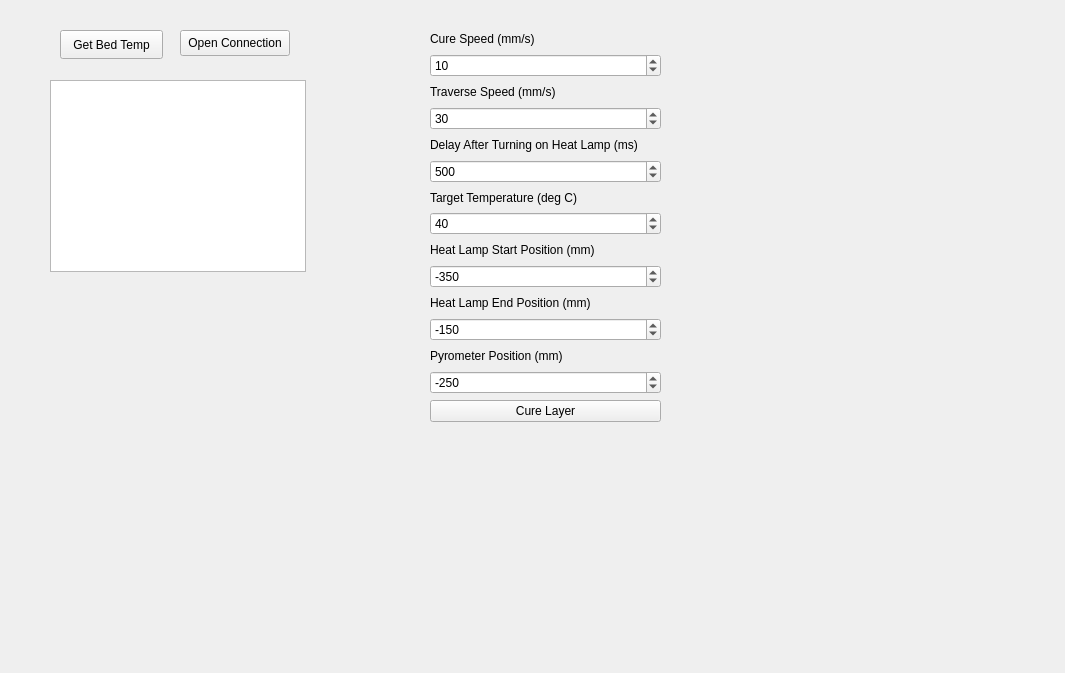
Above: src/ui/heatlampwidget.ui from BYUCreateResearchLab/CREATE_LAB_Binder_Jet_Printer before the change. Below: the same form after it.
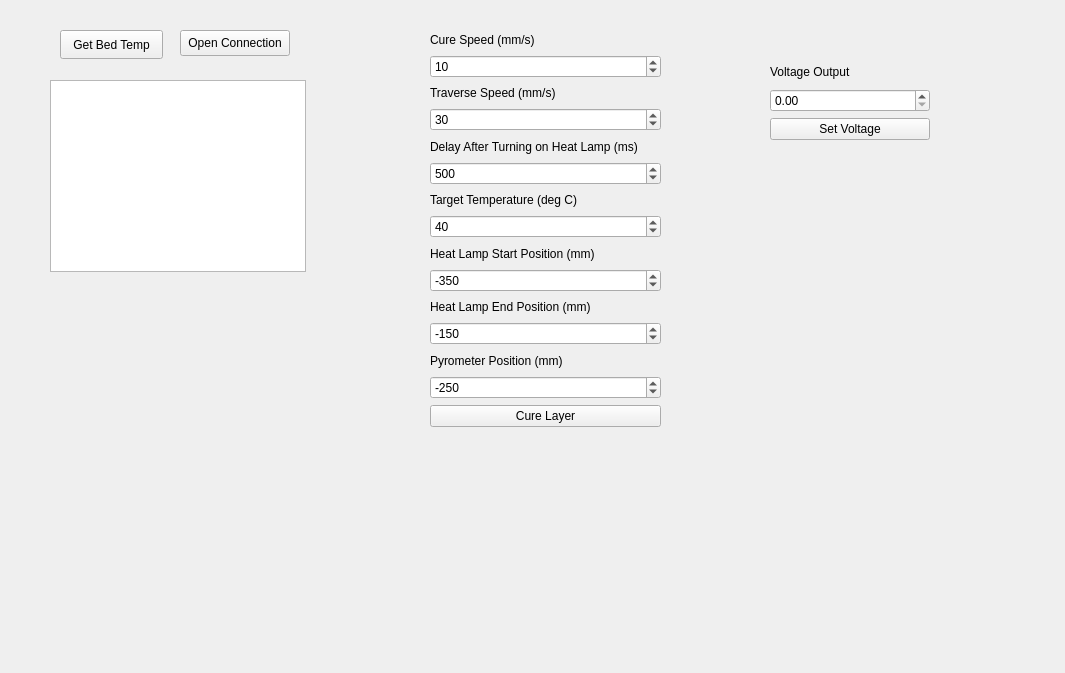
That is the form after the change.

Commit message: Added set voltage code for testing

```diff
--- a/src/ui/heatlampwidget.ui
+++ b/src/ui/heatlampwidget.ui
@@ -55,7 +55,7 @@
      <x>430</x>
      <y>30</y>
      <width>231</width>
-     <height>392</height>
+     <height>397</height>
     </rect>
    </property>
    <layout class="QVBoxLayout" name="verticalLayout">
@@ -196,6 +196,42 @@
     </item>
    </layout>
   </widget>
+  <widget class="QWidget" name="verticalLayoutWidget_2">
+   <property name="geometry">
+    <rect>
+     <x>770</x>
+     <y>60</y>
+     <width>160</width>
+     <height>80</height>
+    </rect>
+   </property>
+   <layout class="QVBoxLayout" name="verticalLayout_2">
+    <item>
+     <widget class="QLabel" name="label_8">
+      <property name="text">
+       <string>Voltage Output</string>
+      </property>
+     </widget>
+    </item>
+    <item>
+     <widget class="QDoubleSpinBox" name="voltageInput">
+      <property name="maximum">
+       <double>5.000000000000000</double>
+      </property>
+      <property name="singleStep">
+       <double>0.100000000000000</double>
+      </property>
+     </widget>
+    </item>
+    <item>
+     <widget class="QPushButton" name="setVoltageButton">
+      <property name="text">
+       <string>Set Voltage</string>
+      </property>
+     </widget>
+    </item>
+   </layout>
+  </widget>
  </widget>
  <resources/>
  <connections/>
```
The commit also changes 2 other files.
